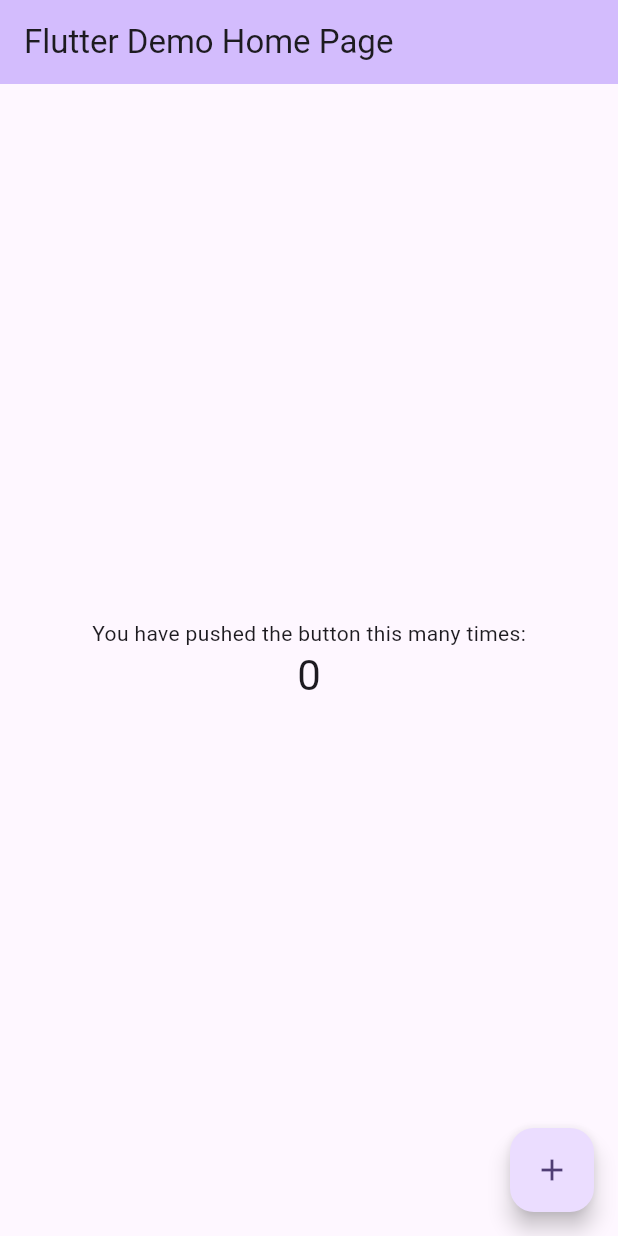
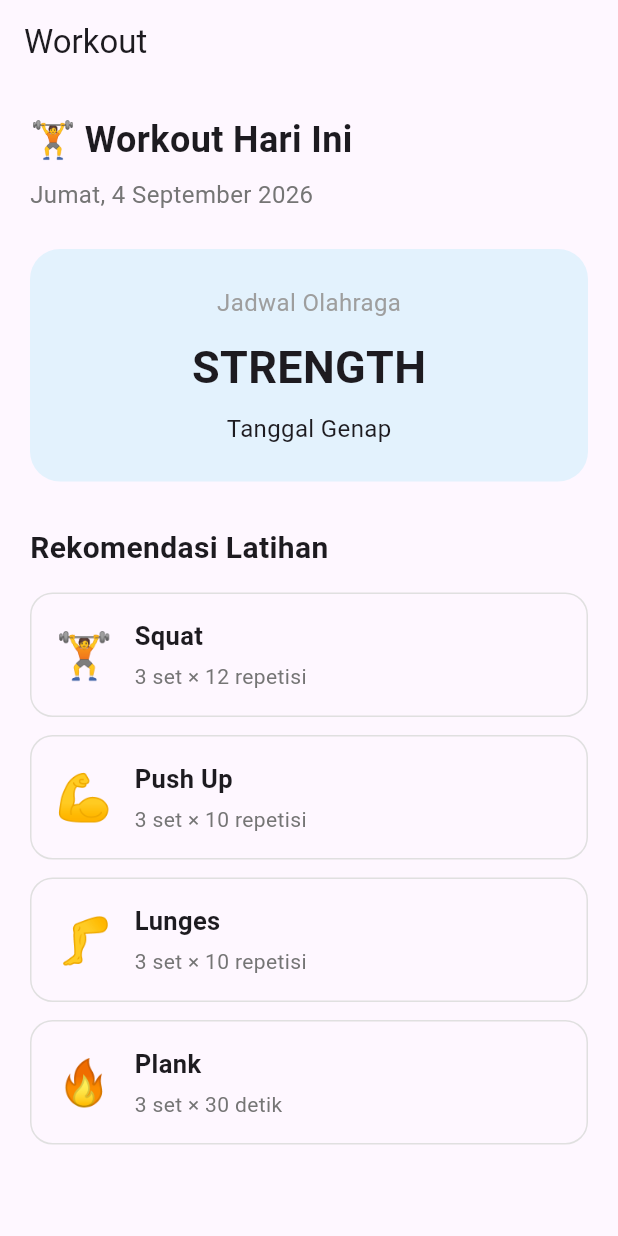
Before and after one commit to tikodjati/bugarku, a Flutter app: the screen it shows after launch, on a phone screen of 412 x 824 dp. Run offline on Flutter 3.47's test engine with Material 3 defaults, Android fonts, the phone set to English and light mode, and no system bars.

Commit message:
menambahkan fitur  latihan workout

```diff
--- a/lib/main.dart
+++ b/lib/main.dart
@@ -1,122 +1,22 @@
 import 'package:flutter/material.dart';
+import 'pages/workout_page.dart';
 
 void main() {
-  runApp(const MyApp());
+  runApp(const BugarKuApp());
 }
 
-class MyApp extends StatelessWidget {
-  const MyApp({super.key});
+class BugarKuApp extends StatelessWidget {
+  const BugarKuApp({super.key});
 
-  // This widget is the root of your application.
   @override
   Widget build(BuildContext context) {
     return MaterialApp(
-      title: 'Flutter Demo',
+      debugShowCheckedModeBanner: false,
+      title: 'BugarKu',
       theme: ThemeData(
-        // This is the theme of your application.
-        //
-        // TRY THIS: Try running your application with "flutter run". You'll see
-        // the application has a purple toolbar. Then, without quitting the app,
-        // try changing the seedColor in the colorScheme below to Colors.green
-        // and then invoke "hot reload" (save your changes or press the "hot
-        // reload" button in a Flutter-supported IDE, or press "r" if you used
-        // the command line to start the app).
-        //
-        // Notice that the counter didn't reset back to zero; the application
-        // state is not lost during the reload. To reset the state, use hot
-        // restart instead.
-        //
-        // This works for code too, not just values: Most code changes can be
-        // tested with just a hot reload.
-        colorScheme: .fromSeed(seedColor: Colors.deepPurple),
+        useMaterial3: true,
       ),
-      home: const MyHomePage(title: 'Flutter Demo Home Page'),
+      home: const WorkoutPage(),
     );
   }
 }
-
-class MyHomePage extends StatefulWidget {
-  const MyHomePage({super.key, required this.title});
-
-  // This widget is the home page of your application. It is stateful, meaning
-  // that it has a State object (defined below) that contains fields that affect
-  // how it looks.
-
-  // This class is the configuration for the state. It holds the values (in this
-  // case the title) provided by the parent (in this case the App widget) and
-  // used by the build method of the State. Fields in a Widget subclass are
-  // always marked "final".
-
-  final String title;
-
-  @override
-  State<MyHomePage> createState() => _MyHomePageState();
-}
-
-class _MyHomePageState extends State<MyHomePage> {
-  int _counter = 0;
-
-  void _incrementCounter() {
-    setState(() {
-      // This call to setState tells the Flutter framework that something has
-      // changed in this State, which causes it to rerun the build method below
-      // so that the display can reflect the updated values. If we changed
-      // _counter without calling setState(), then the build method would not be
-      // called again, and so nothing would appear to happen.
-      _counter++;
-    });
-  }
-
-  @override
-  Widget build(BuildContext context) {
-    // This method is rerun every time setState is called, for instance as done
-    // by the _incrementCounter method above.
-    //
-    // The Flutter framework has been optimized to make rerunning build methods
-    // fast, so that you can just rebuild anything that needs updating rather
-    // than having to individually change instances of widgets.
-    return Scaffold(
-      appBar: AppBar(
-        // TRY THIS: Try changing the color here to a specific color (to
-        // Colors.amber, perhaps?) and trigger a hot reload to see the AppBar
-        // change color while the other colors stay the same.
-        backgroundColor: Theme.of(context).colorScheme.inversePrimary,
-        // Here we take the value from the MyHomePage object that was created by
-        // the App.build method, and use it to set our appbar title.
-        title: Text(widget.title),
-      ),
-      body: Center(
-        // Center is a layout widget. It takes a single child and positions it
-        // in the middle of the parent.
-        child: Column(
-          // Column is also a layout widget. It takes a list of children and
-          // arranges them vertically. By default, it sizes itself to fit its
-          // children horizontally, and tries to be as tall as its parent.
-          //
-          // Column has various properties to control how it sizes itself and
-          // how it positions its children. Here we use mainAxisAlignment to
-          // center the children vertically; the main axis here is the vertical
-          // axis because Columns are vertical (the cross axis would be
-          // horizontal).
-          //
-          // TRY THIS: Invoke "debug painting" (choose the "Toggle Debug Paint"
-          // action in the IDE, or press "p" in the console), to see the
-          // wireframe for each widget.
-          mainAxisAlignment: .center,
-          children: [
-            const Text('You have pushed the button this many times:'),
-            Text(
-              '$_counter',
-              style: Theme.of(context).textTheme.headlineMedium,
-            ),
-          ],
-        ),
-      ),
-      floatingActionButton: FloatingActionButton(
-        onPressed: _incrementCounter,
-        tooltip: 'Increment',
-        child: const Icon(Icons.add),
-      ),
-    );
-  }
-}
--- /dev/null
+++ b/lib/pages/workout_page.dart
@@ -0,0 +1,248 @@
+import 'package:flutter/material.dart';
+
+class WorkoutPage extends StatelessWidget {
+  const WorkoutPage({super.key});
+
+  @override
+  Widget build(BuildContext context) {
+    final DateTime today = DateTime.now();
+    final int tanggal = today.day;
+
+    final bool isGenap = tanggal % 2 == 0;
+
+    final String jenisWorkout =
+        isGenap ? 'STRENGTH' : 'CARDIO';
+
+    final String keterangan =
+        isGenap ? 'Tanggal Genap' : 'Tanggal Ganjil';
+
+    final List<Map<String, String>> workouts = isGenap
+        ? [
+            {
+              'nama': 'Squat',
+              'detail': '3 set × 12 repetisi',
+              'icon': '🏋️',
+            },
+            {
+              'nama': 'Push Up',
+              'detail': '3 set × 10 repetisi',
+              'icon': '💪',
+            },
+            {
+              'nama': 'Lunges',
+              'detail': '3 set × 10 repetisi',
+              'icon': '🦵',
+            },
+            {
+              'nama': 'Plank',
+              'detail': '3 set × 30 detik',
+              'icon': '🔥',
+            },
+          ]
+        : [
+            {
+              'nama': 'Jogging',
+              'detail': '20 menit',
+              'icon': '🏃',
+            },
+            {
+              'nama': 'Jumping Jack',
+              'detail': '3 set × 20 repetisi',
+              'icon': '🤸',
+            },
+            {
+              'nama': 'High Knees',
+              'detail': '3 set × 30 detik',
+              'icon': '🏃',
+            },
+            {
+              'nama': 'Mountain Climber',
+              'detail': '3 set × 15 repetisi',
+              'icon': '🔥',
+            },
+          ];
+
+    return Scaffold(
+      appBar: AppBar(
+        title: const Text('Workout'),
+      ),
+
+      body: SingleChildScrollView(
+        padding: const EdgeInsets.all(20),
+        child: Column(
+          crossAxisAlignment: CrossAxisAlignment.start,
+          children: [
+
+            // Judul
+            const Text(
+              '🏋️ Workout Hari Ini',
+              style: TextStyle(
+                fontSize: 24,
+                fontWeight: FontWeight.bold,
+              ),
+            ),
+
+            const SizedBox(height: 8),
+
+            Text(
+              _formatTanggal(today),
+              style: TextStyle(
+                fontSize: 16,
+                color: Colors.grey[600],
+              ),
+            ),
+
+            const SizedBox(height: 25),
+
+            // Card jenis workout
+            Container(
+              width: double.infinity,
+              padding: const EdgeInsets.all(24),
+              decoration: BoxDecoration(
+                borderRadius: BorderRadius.circular(20),
+                color: Colors.blue.shade50,
+              ),
+              child: Column(
+                children: [
+
+                  const Text(
+                    'Jadwal Olahraga',
+                    style: TextStyle(
+                      fontSize: 16,
+                      color: Colors.grey,
+                    ),
+                  ),
+
+                  const SizedBox(height: 10),
+
+                  Text(
+                    jenisWorkout,
+                    style: const TextStyle(
+                      fontSize: 30,
+                      fontWeight: FontWeight.bold,
+                    ),
+                  ),
+
+                  const SizedBox(height: 8),
+
+                  Text(
+                    keterangan,
+                    style: const TextStyle(
+                      fontSize: 16,
+                    ),
+                  ),
+                ],
+              ),
+            ),
+
+            const SizedBox(height: 30),
+
+            const Text(
+              'Rekomendasi Latihan',
+              style: TextStyle(
+                fontSize: 20,
+                fontWeight: FontWeight.bold,
+              ),
+            ),
+
+            const SizedBox(height: 15),
+
+            // Daftar workout
+            ...workouts.map(
+              (workout) => _workoutCard(
+                nama: workout['nama']!,
+                detail: workout['detail']!,
+                icon: workout['icon']!,
+              ),
+            ),
+          ],
+        ),
+      ),
+    );
+  }
+
+  Widget _workoutCard({
+    required String nama,
+    required String detail,
+    required String icon,
+  }) {
+    return Container(
+      margin: const EdgeInsets.only(bottom: 12),
+      padding: const EdgeInsets.all(16),
+      decoration: BoxDecoration(
+        borderRadius: BorderRadius.circular(15),
+        border: Border.all(
+          color: Colors.grey.shade300,
+        ),
+      ),
+      child: Row(
+        children: [
+
+          Text(
+            icon,
+            style: const TextStyle(
+              fontSize: 30,
+            ),
+          ),
+
+          const SizedBox(width: 15),
+
+          Expanded(
+            child: Column(
+              crossAxisAlignment: CrossAxisAlignment.start,
+              children: [
+
+                Text(
+                  nama,
+                  style: const TextStyle(
+                    fontSize: 17,
+                    fontWeight: FontWeight.bold,
+                  ),
+                ),
+
+                const SizedBox(height: 5),
+
+                Text(
+                  detail,
+                  style: TextStyle(
+                    color: Colors.grey[600],
+                  ),
+                ),
+              ],
+            ),
+          ),
+        ],
+      ),
+    );
+  }
+
+  String _formatTanggal(DateTime date) {
+    const List<String> namaHari = [
+      'Senin',
+      'Selasa',
+      'Rabu',
+      'Kamis',
+      'Jumat',
+      'Sabtu',
+      'Minggu',
+    ];
+
+    const List<String> namaBulan = [
+      'Januari',
+      'Februari',
+      'Maret',
+      'April',
+      'Mei',
+      'Juni',
+      'Juli',
+      'Agustus',
+      'September',
+      'Oktober',
+      'November',
+      'Desember',
+    ];
+
+    return '${namaHari[date.weekday - 1]}, '
+        '${date.day} ${namaBulan[date.month - 1]} ${date.year}';
+  }
+}
```
